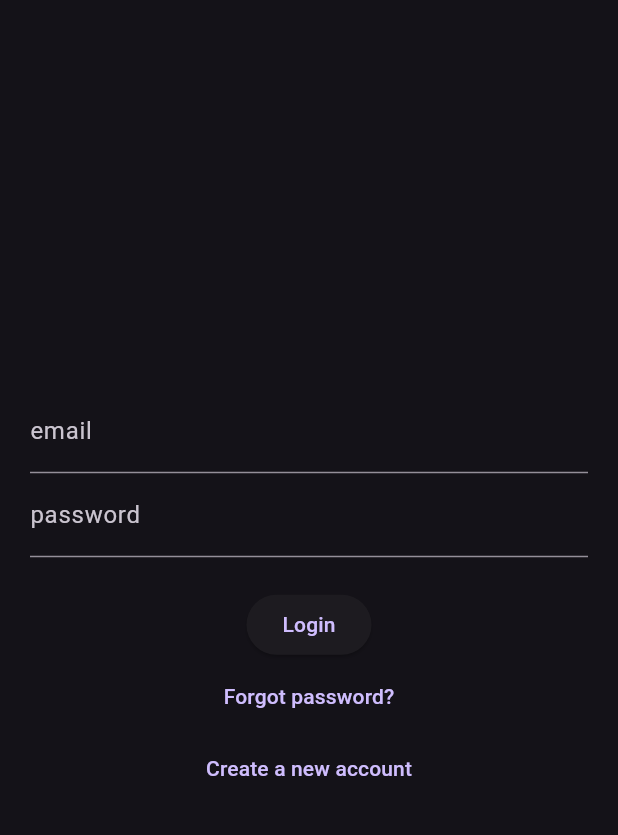
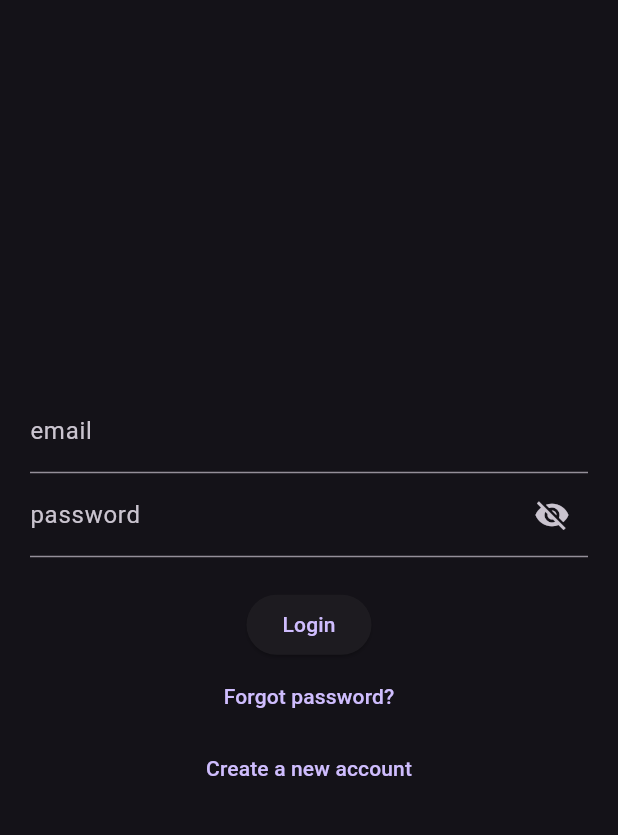
Before and after one commit to 1pajaco/Bookly, a Flutter app: the LoginPage screen opened directly, on a phone screen of 412 x 824 dp, the part 63-898 px from its top. Run offline on Flutter 3.47's test engine with Material 3 defaults, Android fonts, the phone set to English and light mode, and no system bars; our stand-ins replace cached_network_image, cloud_firestore, connectivity_plus, firebase_auth, firebase_core, table_calendar; accounts and stored records are empty.

Commit message:
added login hide pass, libray under rented in profile,

```diff
--- a/lib/pages/login_page.dart
+++ b/lib/pages/login_page.dart
@@ -13,6 +13,7 @@ class LoginPage extends StatefulWidget {
 class _MyWidgetState extends State<LoginPage> {
   String? errorMessage = '';
   bool isLogin = true;
+  bool _passwordVisible = false;
 
   final TextEditingController _controllerEmail = TextEditingController();
   final TextEditingController _controllerPaswword = TextEditingController();
@@ -49,10 +50,19 @@ class _MyWidgetState extends State<LoginPage> {
     return const Text('Login');
   }
 
-  Widget _entryField(String title, TextEditingController controller) {
+  Widget _entryField(String title, TextEditingController controller, {bool isPassword = false}) {
     return TextField(
       controller: controller,
-      decoration: InputDecoration(labelText: title),
+      obscureText: isPassword && !_passwordVisible,
+      decoration: InputDecoration(
+        labelText: title,
+        suffixIcon: isPassword
+            ? IconButton(
+                icon: Icon(_passwordVisible ? Icons.visibility : Icons.visibility_off),
+                onPressed: () => setState(() => _passwordVisible = !_passwordVisible),
+              )
+            : null,
+      ),
     );
   }
 
@@ -115,7 +125,7 @@ class _MyWidgetState extends State<LoginPage> {
           mainAxisAlignment: MainAxisAlignment.center,
           children: <Widget>[
             _entryField('email', _controllerEmail),
-            _entryField('password', _controllerPaswword),
+            _entryField('password', _controllerPaswword, isPassword: true),
             _errorMessage(),
             _submitButton(),
             _forgotPasswordButton(),
--- a/pubspec.yaml
+++ b/pubspec.yaml
@@ -17,6 +17,7 @@ dependencies:
   http: ^1.6.0
   table_calendar: ^3.0.9
   connectivity_plus: ^6.0.3
+  cached_network_image: ^3.4.1
 
 dev_dependencies:
   flutter_test:
```
Also changed, not shown: lib/main.dart (+18 -1 lines), lib/pages/profile_page.dart (+40 -4 lines), pubspec.lock, 2 other files.
